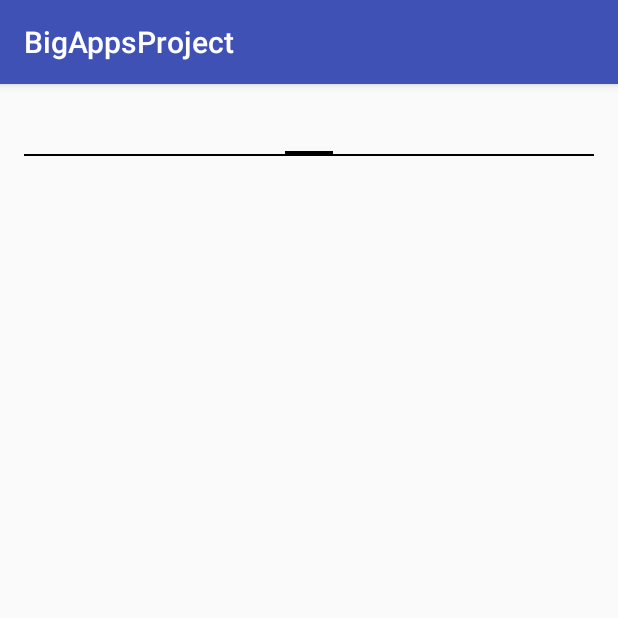
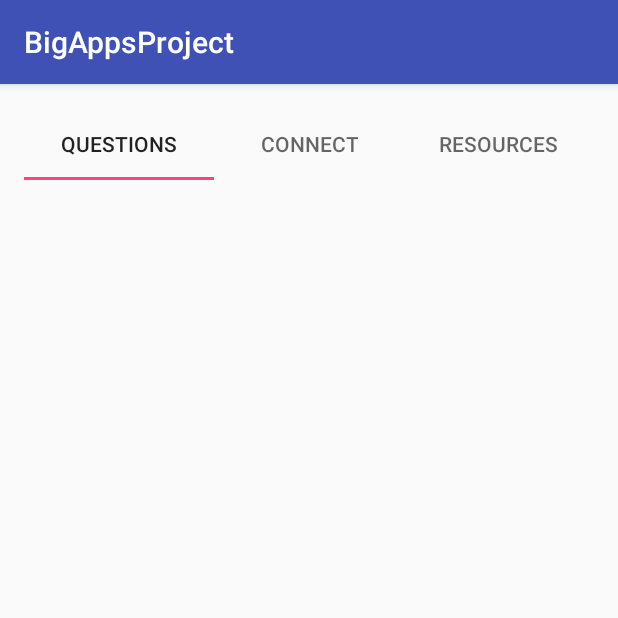
Before and after one commit to sderekj/Big-Apps-Project, an Android app: the TabActivity screen opened directly, with no data from a screen before it, on a phone screen of 412 x 824 dp, the top half of it. Run offline under Robolectric (Android 15) with nearby library versions, the phone set to English and light mode, and no system bars.

Commit message:
tabs work

```diff
--- a/app/build.gradle
+++ b/app/build.gradle
@@ -26,4 +26,10 @@ dependencies {
     })
     compile 'com.android.support:appcompat-v7:25.1.0'
     testCompile 'junit:junit:4.12'
+    compile 'com.android.support:appcompat-v7:25.0.0'
+    compile 'com.android.support:cardview-v7:25.0.0'
+    compile 'com.android.support:recyclerview-v7:25.0.0'
+    compile 'com.squareup.retrofit2:retrofit:2.1.0'
+    compile 'com.squareup.retrofit2:converter-gson:2.1.0'
+    compile 'com.android.support:design:25.0.0'
 }
--- a/app/src/main/java/nyc/c4q/dereksantos/bigappsproject/ConnectFragment.java
+++ b/app/src/main/java/nyc/c4q/dereksantos/bigappsproject/ConnectFragment.java
@@ -1,10 +1,46 @@
 package nyc.c4q.dereksantos.bigappsproject;
 
+import android.os.Bundle;
+import android.support.annotation.Nullable;
 import android.support.v4.app.Fragment;
+import android.view.LayoutInflater;
+import android.view.View;
+import android.view.ViewGroup;
+import android.widget.TextView;
 
 /**
  * Created by shannonalexander-navarro on 1/28/17.
  */
 
 public class ConnectFragment extends Fragment {
+
+    private String title;
+    private int page;
+    private static final String INT_TAG = "one";
+    private static final String TITLE_TAG = "cFrag";
+    private TextView tabTitle;
+
+    public static Fragment newInstance(int page, String title) {
+        ConnectFragment connectFrag = new ConnectFragment();
+        Bundle bundleArgs = new Bundle();
+        bundleArgs.putInt(INT_TAG, page);
+        bundleArgs.putString(TITLE_TAG, title);
+        connectFrag.setArguments(bundleArgs);
+        return connectFrag;
+    }
+
+    @Override
+    public void onCreate(@Nullable Bundle savedInstanceState) {
+        super.onCreate(savedInstanceState);
+        page = getArguments().getInt(INT_TAG, 1);
+        title = getArguments().getString(TITLE_TAG);
+    }
+
+    @Nullable
+    @Override
+    public View onCreateView(LayoutInflater inflater, @Nullable ViewGroup container, @Nullable Bundle savedInstanceState) {
+        View view = inflater.inflate(R.layout.connect_fragment,container,false);
+        tabTitle = (TextView) view.findViewById(R.id.connect_title_tv);
+        return view;
+    }
 }
--- a/app/src/main/java/nyc/c4q/dereksantos/bigappsproject/QuestionsFragment.java
+++ b/app/src/main/java/nyc/c4q/dereksantos/bigappsproject/QuestionsFragment.java
@@ -1,5 +1,7 @@
 package nyc.c4q.dereksantos.bigappsproject;
 
+import android.os.Bundle;
+import android.support.annotation.Nullable;
 import android.support.v4.app.Fragment;
 
 /**
@@ -7,4 +9,24 @@ import android.support.v4.app.Fragment;
  */
 
 public class QuestionsFragment extends Fragment {
+    private String title;
+    private int page;
+    private static final String INT_TAG = "one";
+    private static final String TITLE_TAG = "questionFrag";
+
+    public static QuestionsFragment newInstance(int page, String title) {
+        QuestionsFragment qFrag = new QuestionsFragment();
+        Bundle bundleArgs = new Bundle();
+        bundleArgs.putInt(INT_TAG, page);
+        bundleArgs.putString(TITLE_TAG, title);
+        qFrag.setArguments(bundleArgs);
+        return qFrag;
+    }
+
+    @Override
+    public void onCreate(@Nullable Bundle savedInstanceState) {
+        super.onCreate(savedInstanceState);
+        page = getArguments().getInt(INT_TAG, 0);
+        title = getArguments().getString(TITLE_TAG);
+    }
 }
--- a/app/src/main/java/nyc/c4q/dereksantos/bigappsproject/TabActivity.java
+++ b/app/src/main/java/nyc/c4q/dereksantos/bigappsproject/TabActivity.java
@@ -1,13 +1,25 @@
 package nyc.c4q.dereksantos.bigappsproject;
 
+import android.os.Bundle;
+import android.support.design.widget.TabLayout;
+import android.support.v4.app.FragmentPagerAdapter;
+import android.support.v4.view.ViewPager;
 import android.support.v7.app.AppCompatActivity;
-import android.os.Bundle;
 
 public class TabActivity extends AppCompatActivity {
+
+    FragmentPagerAdapter fragmentPagerAdapter;
+    TabLayout tabLayout;
 
     @Override
     protected void onCreate(Bundle savedInstanceState) {
         super.onCreate(savedInstanceState);
         setContentView(R.layout.activity_tab);
+
+        ViewPager viewPager = (ViewPager) findViewById(R.id.viewPager);
+        fragmentPagerAdapter = new ViewPageAdapter(getSupportFragmentManager());
+        viewPager.setAdapter(fragmentPagerAdapter);
+
+        tabLayout  = (TabLayout) findViewById(R.id.sliding_tabs);
     }
 }
--- a/app/src/main/java/nyc/c4q/dereksantos/bigappsproject/ViewPageAdapter.java
+++ b/app/src/main/java/nyc/c4q/dereksantos/bigappsproject/ViewPageAdapter.java
@@ -1,8 +1,49 @@
 package nyc.c4q.dereksantos.bigappsproject;
+
+import android.support.v4.app.Fragment;
+import android.support.v4.app.FragmentManager;
+import android.support.v4.app.FragmentPagerAdapter;
+
+import java.util.ArrayList;
 
 /**
  * Created by shannonalexander-navarro on 1/28/17.
  */
 
-public class ViewPageAdapter {
+public class ViewPageAdapter extends FragmentPagerAdapter {
+
+    private static int TAB_NUM = 3;
+    private ArrayList<String> titles = new ArrayList<>();
+
+
+    public ViewPageAdapter(FragmentManager fragmentManager) {
+        super(fragmentManager);
+        titles.add("Questions");
+        titles.add("Connect");
+        titles.add("Resources");
+    }
+
+    @Override
+    public Fragment getItem(int position) {
+
+        switch (position){
+            case 0:
+                return QuestionsFragment.newInstance(0, "qFrag");
+            case 1:
+                return ConnectFragment.newInstance(1, "cFrag");
+            case 2:
+                return ResourcesFragment.newInstance(2,"rFrag");
+        }
+        return null;
+    }
+
+    @Override
+    public int getCount() {
+        return TAB_NUM;
+    }
+
+    @Override
+    public CharSequence getPageTitle(int position) {
+        return titles.get(position);
+    }
 }
--- a/app/src/main/res/layout/activity_tab.xml
+++ b/app/src/main/res/layout/activity_tab.xml
@@ -1,5 +1,6 @@
 <?xml version="1.0" encoding="utf-8"?>
 <RelativeLayout xmlns:android="http://schemas.android.com/apk/res/android"
+    xmlns:app="http://schemas.android.com/apk/res-auto"
     xmlns:tools="http://schemas.android.com/tools"
     android:id="@+id/activity_tab"
     android:layout_width="match_parent"
@@ -15,12 +16,12 @@
         android:layout_width="match_parent"
         android:layout_height="match_parent">
 
-        <android.support.v4.view.PagerTabStrip
-            android:id="@+id/pager_header"
+        <android.support.design.widget.TabLayout
+            android:id="@+id/sliding_tabs"
             android:layout_width="match_parent"
             android:layout_height="wrap_content"
-            android:layout_margin="4dp">
+            app:tabMode="fixed">
 
-        </android.support.v4.view.PagerTabStrip>
+        </android.support.design.widget.TabLayout>
     </android.support.v4.view.ViewPager>
 </RelativeLayout>
--- /dev/null
+++ b/app/src/main/res/layout/question_fragment.xml
@@ -0,0 +1,6 @@
+<?xml version="1.0" encoding="utf-8"?>
+<LinearLayout xmlns:android="http://schemas.android.com/apk/res/android"
+    android:orientation="vertical" android:layout_width="match_parent"
+    android:layout_height="match_parent">
+
+</LinearLayout>
--- /dev/null
+++ b/app/src/main/res/layout/resource_fragment.xml
@@ -0,0 +1,6 @@
+<?xml version="1.0" encoding="utf-8"?>
+<LinearLayout xmlns:android="http://schemas.android.com/apk/res/android"
+    android:orientation="vertical" android:layout_width="match_parent"
+    android:layout_height="match_parent">
+
+</LinearLayout>
--- a/app/src/main/res/values/strings.xml
+++ b/app/src/main/res/values/strings.xml
@@ -1,3 +1,6 @@
 <resources>
     <string name="app_name">BigAppsProject</string>
+    <string name="questions">Questions</string>
+    <string name="resources">Resources</string>
+    <string name="connect">Connect</string>
 </resources>
```
Also changed, not shown: app/src/main/java/nyc/c4q/dereksantos/bigappsproject/MainActivity.java (+14 -1 lines), app/src/main/java/nyc/c4q/dereksantos/bigappsproject/ResourcesFragment.java (+14 -0 lines), app/src/main/res/layout/connect_fragment.xml (added, +14 -0 lines).
